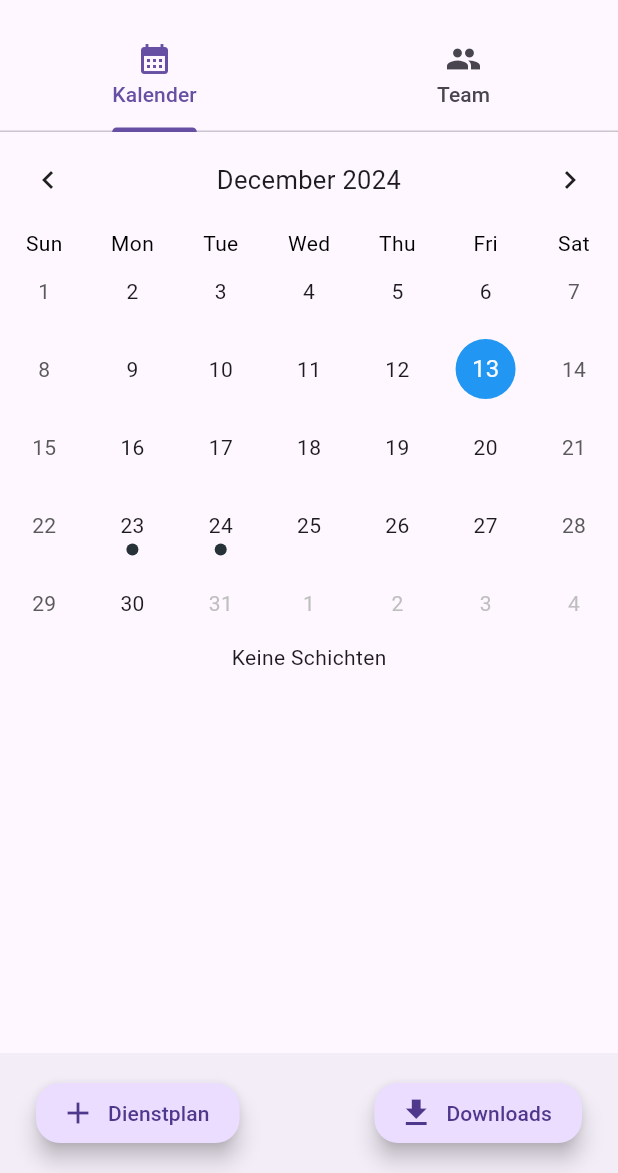
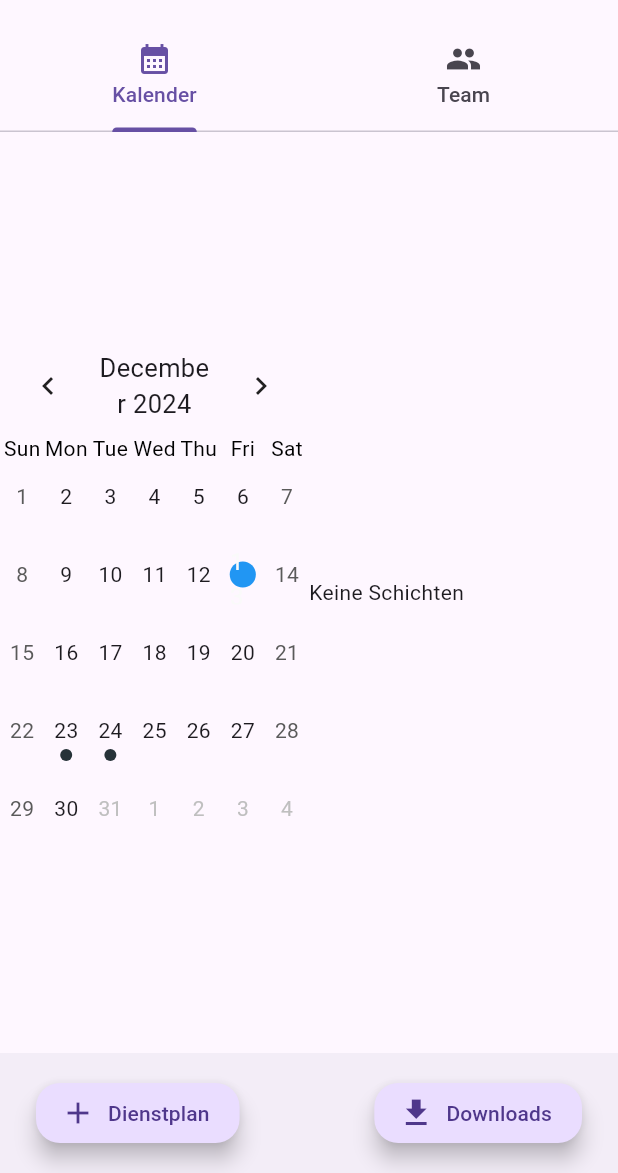
Before and after one commit to annikalenneper/der_assistenzplaner, a Flutter app: the screen it shows after launch, on a phone screen of 412 x 824 dp, the part 63-1236 px from its top. Run offline on Flutter 3.47's test engine with Material 3 defaults, Android fonts, the phone set to English and light mode, and no system bars; drawn by our look-alikes of table_calendar; our stand-ins replace font_awesome_flutter, hive, hive_flutter, shared_preferences; accounts and stored records are empty.

```diff
--- a/lib/views/shared/assistant_card.dart
+++ b/lib/views/shared/assistant_card.dart
@@ -1,6 +1,5 @@
 import 'package:flutter/material.dart';
 import 'package:der_assistenzplaner/models/assistant.dart';
-import 'package:der_assistenzplaner/views/assistant_screen.dart';
 
 
 class AssistantCard extends StatelessWidget {
--- a/lib/views/workschedule_screen.dart
+++ b/lib/views/workschedule_screen.dart
@@ -105,8 +105,8 @@ class WorkScheduleViewState extends State<WorkScheduleView> {
         valueListenable: _scheduledShiftsSelectedDay,
         builder: (context, workschedule, child) {
           return workschedule.isEmpty ? Text ('Keine Schichten')
-          : Center(
-            child: ListView.builder(
+          : Column(
+            children: [ListView.builder(
               shrinkWrap: true,
               itemCount: workschedule.length,
               itemBuilder: (context, index) {
@@ -117,14 +117,15 @@ class WorkScheduleViewState extends State<WorkScheduleView> {
                 );
               },
             ),
+            ]
           );
         },
       );
 
-    return Column(
+    return Row(
       children: [
-        calendar,
-        scheduledShiftsView,
+        Flexible(child: calendar),
+        Flexible(child: scheduledShiftsView),
       ],
     );
   }
```
Also changed, not shown: lib/utils/nav.dart (+9 -8 lines), lib/views/assistant_screen.dart (+2 -5 lines).
